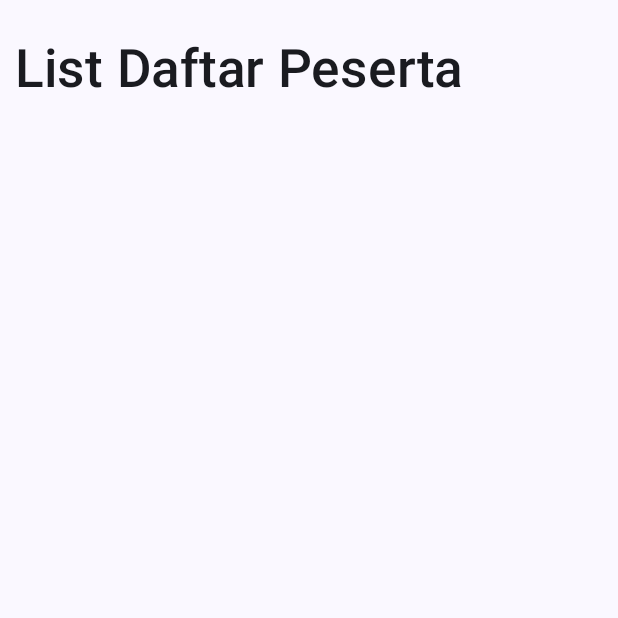
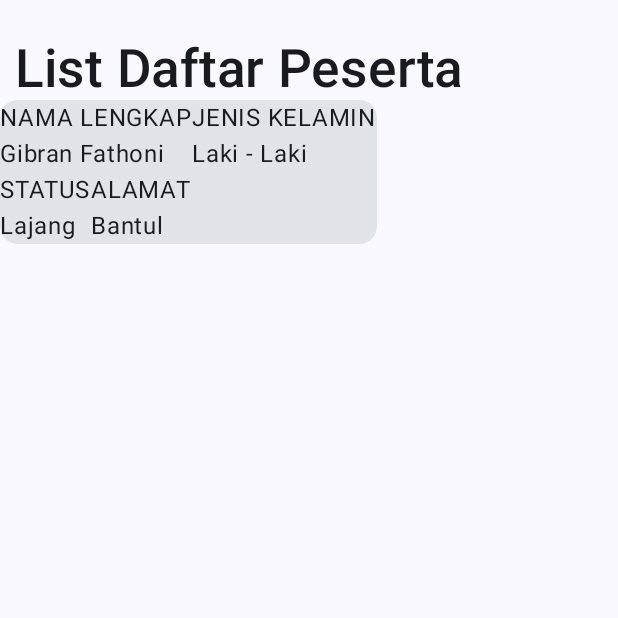
Before and after one commit to thekill022/QuestNavigasiTugas_174, an Android app built with Jetpack Compose: the screen it shows after launch (MainActivity), on a phone screen of 412 x 824 dp, the top half of it. Run offline under Robolectric (Android 15) with nearby library versions, the phone set to English and light mode, and no system bars.

Commit message:
mengatur layout  untuk card

```diff
--- a/app/src/main/java/com/example/myapplication/view/displaydata.kt
+++ b/app/src/main/java/com/example/myapplication/view/displaydata.kt
@@ -1,7 +1,9 @@
 package com.example.myapplication.view
 
 import androidx.compose.foundation.layout.Column
+import androidx.compose.foundation.layout.Row
 import androidx.compose.foundation.layout.padding
+import androidx.compose.material3.Card
 import androidx.compose.material3.Text
 import androidx.compose.runtime.Composable
 import androidx.compose.ui.Modifier
@@ -29,6 +31,30 @@ fun DisplayData(modifier : Modifier) {
 
     Column {
         Text(text = "List Daftar Peserta", fontSize = 35.sp, fontWeight = FontWeight.Medium, modifier = Modifier.padding(top = 25.dp, start = 10.dp))
+
+        Card {
+            Row {
+                Column {
+                    Text(text = "NAMA LENGKAP")
+                    Text(text = "Gibran Fathoni")
+                }
+                Column {
+                    Text(text = "JENIS KELAMIN")
+                    Text(text = "Laki - Laki")
+                }
+            }
+            Row {
+                Column {
+                    Text(text = "STATUS")
+                    Text(text = "Lajang")
+                }
+                Column {
+                    Text(text = "ALAMAT")
+                    Text(text = "Bantul")
+                }
+            }
+        }
+
     }
 
 }
```
